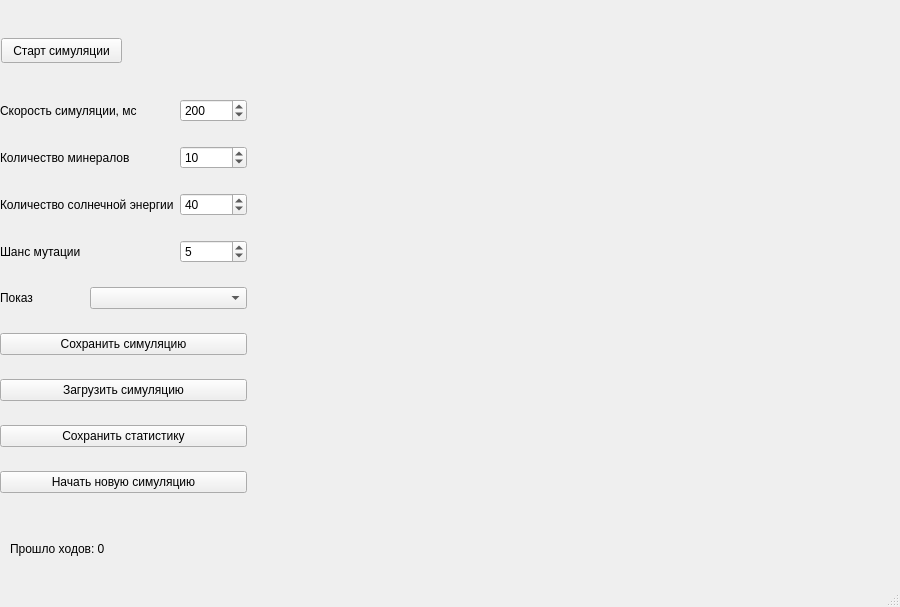
Old version of the form main_ui.ui in the repository Error273/ALife.
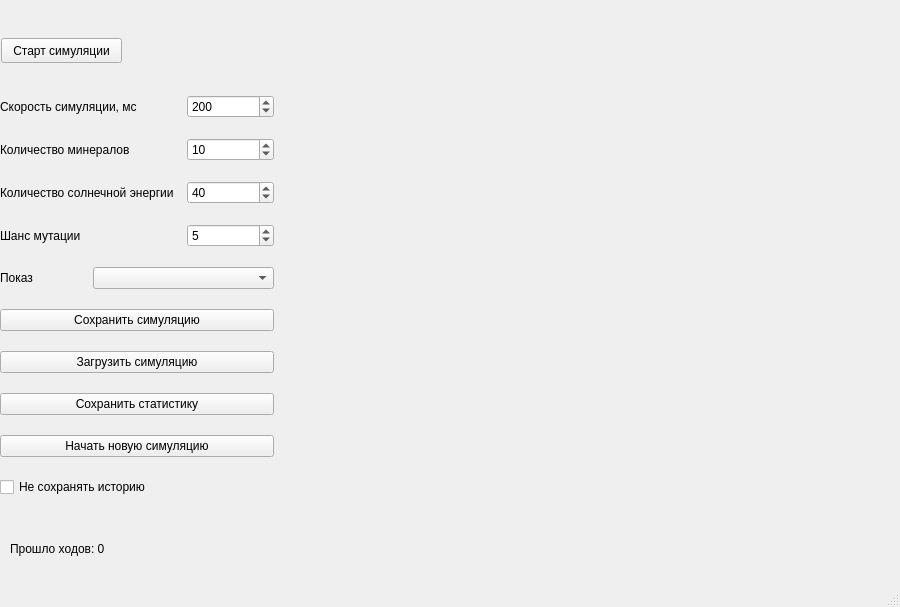
New version of the form.

Patch:
```diff
--- a/main_ui.ui
+++ b/main_ui.ui
@@ -45,7 +45,7 @@
      <rect>
       <x>0</x>
       <y>81</y>
-      <width>247</width>
+      <width>274</width>
       <height>431</height>
      </rect>
     </property>
@@ -150,6 +150,13 @@
      <item row="4" column="1" colspan="2">
       <widget class="QComboBox" name="view_mode_box"/>
      </item>
+     <item row="9" column="0" colspan="2">
+      <widget class="QCheckBox" name="save_history_checkbox">
+       <property name="text">
+        <string>Не сохранять историю</string>
+       </property>
+      </widget>
+     </item>
     </layout>
    </widget>
   </widget>
```
Left out of the diff: 110 changed lines with no effect on the pictures.
